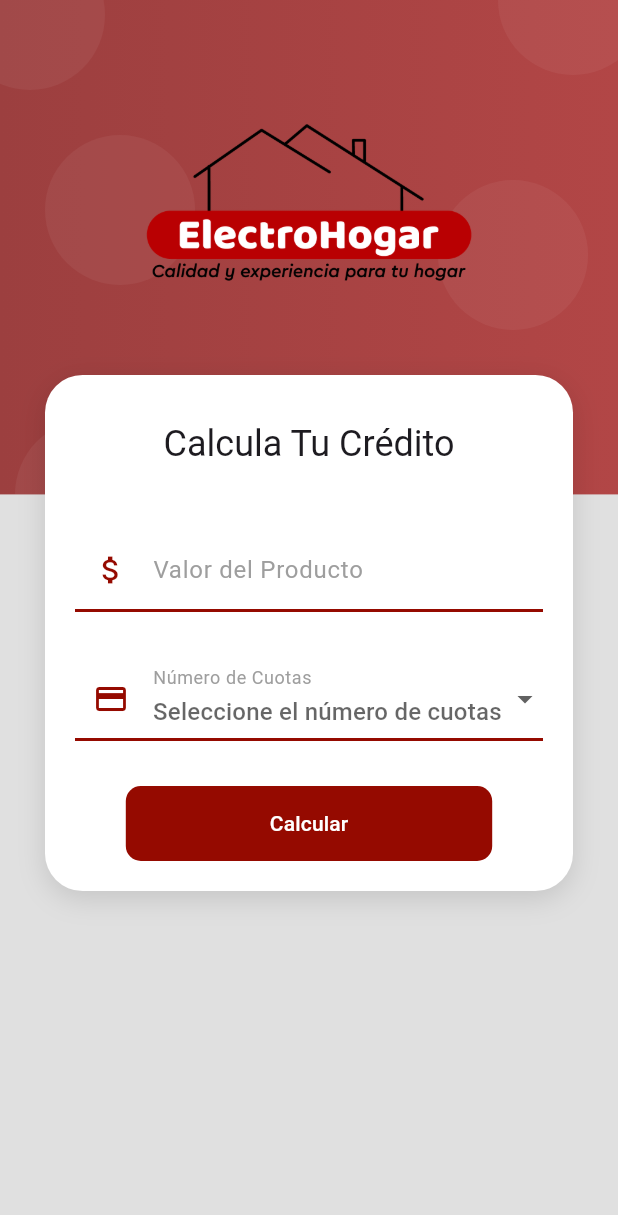
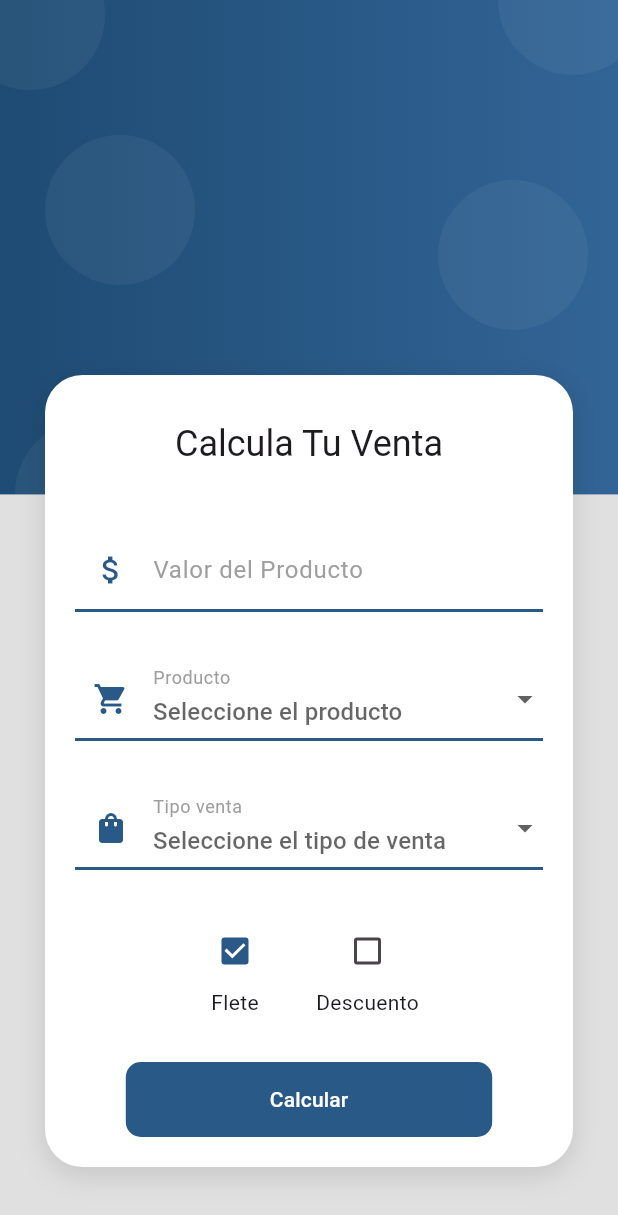
Before and after one commit to Tibiie/calculadora_creditos, a Flutter app: the screen it shows after launch, on a phone screen of 412 x 824 dp. Shown: the top 1215 px of the screen. Run offline on Flutter 3.47's test engine with Material 3 defaults, Android fonts, the phone set to English and light mode, and no system bars.

Commit message:
Primeros cambios diseño

```diff
--- a/lib/main.dart
+++ b/lib/main.dart
@@ -27,9 +27,9 @@ class MyApp extends StatelessWidget {
           appBarTheme: const AppBarTheme(
               elevation: 0,
               centerTitle: true,
-              color: Color.fromARGB(255, 149, 10, 0)),
+              color: Color.fromARGB(255, 40, 89, 135)),
           floatingActionButtonTheme: const FloatingActionButtonThemeData(
-              backgroundColor: Color.fromARGB(255, 149, 10, 0), elevation: 0)),
+              backgroundColor: Color.fromARGB(255, 40, 89, 135), elevation: 0)),
     );
   }
 }
--- a/lib/screens/calculadora_screen.dart
+++ b/lib/screens/calculadora_screen.dart
@@ -26,7 +26,7 @@ class CalculadoraScreen extends StatelessWidget {
                 const SizedBox(
                   height: 10,
                 ),
-                Text('Calcula Tu Crédito',
+                Text('Calcula Tu Venta',
                     style: Theme.of(context).textTheme.headlineSmall),
                 const SizedBox(
                   height: 10,
@@ -60,8 +60,7 @@ class _Form extends StatelessWidget {
   Widget build(BuildContext context) {
     final calProvider = Provider.of<CalculadoraProvider>(context);
 
-    return Container(
-      child: Form(
+    return Form(
         key: calProvider.formKey,
         autovalidateMode: AutovalidateMode.onUserInteraction,
         child: Column(
@@ -90,17 +89,20 @@ class _Form extends StatelessWidget {
             ),
             DropdownButtonFormField<int>(
               decoration: Custominput.authInputDecoracion(
-                  hintText: 'Seleccione el número de cuotas',
-                  labelText: 'Número de Cuotas',
-                  prefixIcon: Icons.payment,
+                hintText: 'Seleccione el producto',
+                labelText: 'Producto',
+                prefixIcon: Icons.shopping_cart,
               ),
               value: [12, 15, 20].contains(calProvider.cuotas)
                   ? calProvider.cuotas
                   : null,
               items: const [
-                  DropdownMenuItem(value: 12, child: Text('12 cuotas')),
-                  DropdownMenuItem(value: 15, child: Text('15 cuotas')),
-                  DropdownMenuItem(value: 20, child: Text('20 cuotas')),
+                DropdownMenuItem(value: 12, child: Text('Tenis triple AAA')),
+                DropdownMenuItem(value: 15, child: Text('Tenis 1,1')),
+                DropdownMenuItem(value: 20, child: Text('Tenis nacionales')),
+                DropdownMenuItem(value: 20, child: Text('Ropa nacional')),
+                DropdownMenuItem(value: 20, child: Text('Ropa triple AAA')),
+                DropdownMenuItem(value: 20, child: Text('Ropa 1,1')),
               ],
               onChanged: (value) {
                 calProvider.cuotas = value ?? 0;
@@ -109,8 +111,65 @@ class _Form extends StatelessWidget {
                 if (value != null && value > 0) {
                   return null;
                 }
-                  return 'Seleccione el número de cuotas';
+                return 'Seleccione el producto';
               },
+            ),
+            const SizedBox(
+              height: 30,
+            ),
+            DropdownButtonFormField<int>(
+              decoration: Custominput.authInputDecoracion(
+                hintText: 'Seleccione el tipo de venta',
+                labelText: 'Tipo venta',
+                prefixIcon: Icons.shopping_bag,
+              ),
+              value: [12, 15, 20].contains(calProvider.cuotas)
+                  ? calProvider.cuotas
+                  : null,
+              items: const [
+                DropdownMenuItem(value: 12, child: Text('Contado')),
+                DropdownMenuItem(value: 15, child: Text('Credito')),
+              ],
+              onChanged: (value) {
+                calProvider.cuotas = value ?? 0;
+              },
+              validator: (value) {
+                if (value != null && value > 0) {
+                  return null;
+                }
+                return 'Seleccione el tipo de venta';
+              },
+            ),
+            const SizedBox(
+              height: 30,
+            ),
+            Row(
+              mainAxisAlignment: MainAxisAlignment.center,
+              children: [
+                Column(
+                  mainAxisSize: MainAxisSize.min,
+                  children: [
+                    Checkbox(
+                      value: true,
+                      onChanged: (value) {},
+                      activeColor: const Color.fromARGB(255, 40, 89, 135),
+                    ),
+                    const Text('Flete'),
+                  ],
+                ),
+                const SizedBox(width: 30), // Espacio entre los dos checks
+                Column(
+                  mainAxisSize: MainAxisSize.min,
+                  children: [
+                    Checkbox(
+                      value: false,
+                      onChanged: (value) {},
+                      activeColor: const Color.fromARGB(255, 40, 89, 135),
+                    ),
+                    const Text('Descuento'),
+                  ],
+                ),
+              ],
             ),
             const SizedBox(
               height: 30,
@@ -120,7 +179,7 @@ class _Form extends StatelessWidget {
                     borderRadius: BorderRadius.circular(10)),
                 disabledColor: Colors.grey,
                 elevation: 0,
-                  color: const Color.fromARGB(255, 149, 10, 0),
+                color: const Color.fromARGB(255, 40, 89, 135),
                 onPressed: calProvider.isLoading
                     ? null
                     : () async {
@@ -146,15 +205,14 @@ class _Form extends StatelessWidget {
                         calProvider.isLoading = false;
                       },
                 child: Container(
-                    padding: const EdgeInsets.symmetric(
-                        horizontal: 80, vertical: 15),
+                  padding:
+                      const EdgeInsets.symmetric(horizontal: 80, vertical: 15),
                   child: const Text(
                     'Calcular',
                     style: TextStyle(color: Colors.white),
                   ),
                 ))
           ],
-          )),
-    );
+        ));
   }
 }
--- a/lib/widgets/background.dart
+++ b/lib/widgets/background.dart
@@ -28,12 +28,12 @@ class _HeaderIcon extends StatelessWidget {
       child: Container(
         width: double.infinity,
         margin: const EdgeInsets.only(top: 30),
-        child: Image.asset(
-          'assets/images/Logo.png',
-          width: 220,
-          height: 220,
-          fit: BoxFit.contain,
-        ),
+        // child: Image.asset(
+        //   'assets/images/Logo.png',
+        //   width: 220,
+        //   height: 220,
+        //   fit: BoxFit.contain,
+        // ),
       ),
     );
   }
@@ -49,7 +49,7 @@ class _Caja extends StatelessWidget {
     return Container(
       width: double.infinity,
       height: size.height * 0.4,
-      decoration: _redBackground(),
+      decoration: _blueBackground(),
       child: Stack(
         children: [
           Positioned(
@@ -82,11 +82,14 @@ class _Caja extends StatelessWidget {
     );
   }
 
-  BoxDecoration _redBackground() => const BoxDecoration(
-          gradient: LinearGradient(colors: [
-        Color.fromRGBO(156, 63, 63, 1),
-        Color.fromRGBO(178, 70, 70, 1),
-      ]));
+  BoxDecoration _blueBackground() => const BoxDecoration(
+        gradient: LinearGradient(
+          colors: [
+            Color.fromARGB(255, 30, 75, 115), // Un poco más oscuro
+            Color.fromARGB(255, 50, 100, 150), // Un poco más claro
+          ],
+        ),
+      );
 }
 
 class _Bubble extends StatelessWidget {
--- a/lib/widgets/custom_input.dart
+++ b/lib/widgets/custom_input.dart
@@ -8,17 +8,17 @@ class Custominput {
     return InputDecoration(
       enabledBorder: const UnderlineInputBorder(
           borderSide:
-              BorderSide(color: Color.fromARGB(255, 149, 10, 0), width: 2)),
+              BorderSide(color: Color.fromARGB(255, 40, 89, 135), width: 2)),
       focusedBorder: const UnderlineInputBorder(
           borderSide:
-              BorderSide(color: Color.fromARGB(255, 149, 10, 0), width: 2)),
+              BorderSide(color: Color.fromARGB(255, 40, 89, 135), width: 2)),
       hintText: hintText,
       labelText: labelText,
       labelStyle: const TextStyle(color: Colors.grey),
       prefixIcon: prefixIcon != null
           ? Icon(
               prefixIcon,
-              color: const Color.fromARGB(255, 149, 10, 0),
+              color: const Color.fromARGB(255, 40, 89, 135),
             )
           : null,
     );
```
Lines whose indentation alone changed are shown as unchanged.
